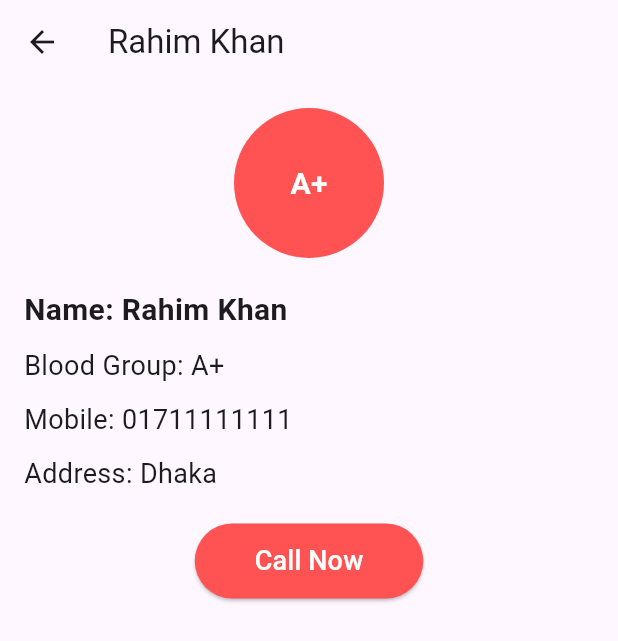
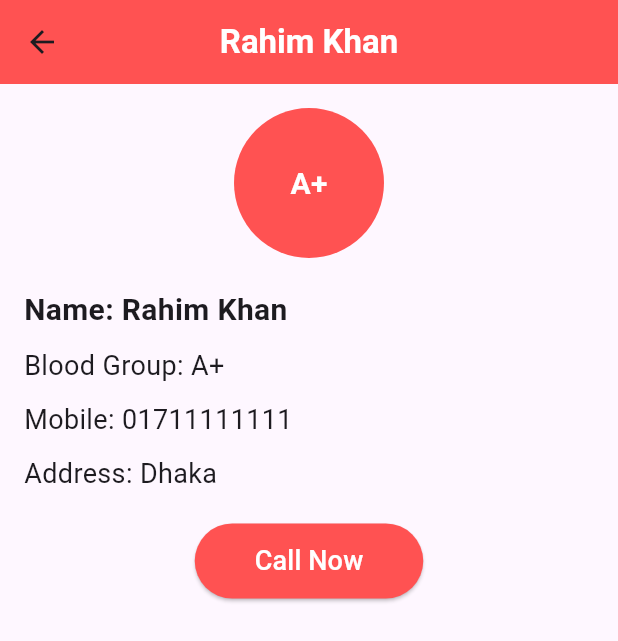
Before and after one commit to sifat5256/class_2_team_work, a Flutter app: the BloodDonorListScreen screen opened directly, after a tap on "A+", on a phone screen of 412 x 824 dp. Shown: the top 641 px of the screen. Run offline on Flutter 3.47's test engine with Material 3 defaults, Android fonts, the phone set to English and light mode, and no system bars.

Commit message:
add_bottom_nav_bar,donor list,donor details

```diff
--- a/lib/bottom_na_bar.dart
+++ b/lib/bottom_na_bar.dart
@@ -35,7 +35,7 @@ class _BottomNavBarScreenState extends State<BottomNavBarScreen> {
         onTap: _onItemTapped,
         items: [
           BottomNavigationBarItem(icon: Icon(Icons.home), label: 'Home'),
-          BottomNavigationBarItem(icon: Icon(Icons.list_alt_outlined), label: 'Search'),
+          BottomNavigationBarItem(icon: Icon(Icons.list_alt_outlined), label: 'Donor List'),
           BottomNavigationBarItem(icon: Icon(Icons.person), label: 'Profile'),
         ],
         selectedItemColor: Colors.blue,
--- a/lib/donor_details.dart
+++ b/lib/donor_details.dart
@@ -8,7 +8,13 @@ class DonorDetailsScreen extends StatelessWidget {
   @override
   Widget build(BuildContext context) {
     return Scaffold(
-      appBar: AppBar(title: Text(donor['name']!)),
+      appBar: AppBar(
+        centerTitle: true,
+          backgroundColor: Colors.redAccent,
+          title: Text(donor['name']!,style: TextStyle(
+              fontWeight: FontWeight.bold,
+              color: Colors.white
+          ),)),
       body: Padding(
         padding: EdgeInsets.all(16.0),
         child: Column(
--- a/lib/donor_list.dart
+++ b/lib/donor_list.dart
@@ -14,7 +14,15 @@ class BloodDonorListScreen extends StatelessWidget {
   @override
   Widget build(BuildContext context) {
     return Scaffold(
-      appBar: AppBar(title: Text('Blood Donor List')),
+      appBar: AppBar(
+
+          centerTitle: true,
+          backgroundColor: Colors.redAccent,
+          title: Text('Blood Donor List',
+            style: TextStyle(
+            fontWeight: FontWeight.bold,
+            color: Colors.white
+          ),)),
       body: Padding(
         padding: const EdgeInsets.all(8.0),
         child: GridView.builder(
--- a/lib/home_screen.dart
+++ b/lib/home_screen.dart
@@ -57,6 +57,7 @@ class _HomeScreenState extends State<HomeScreen> {
       body: Center(
         child: const Text(
           'Welcome to Blood Donors Community',
+          textAlign: TextAlign.center,
           style: TextStyle(fontSize: 24, fontWeight: FontWeight.bold),
         ),
       ),
```
